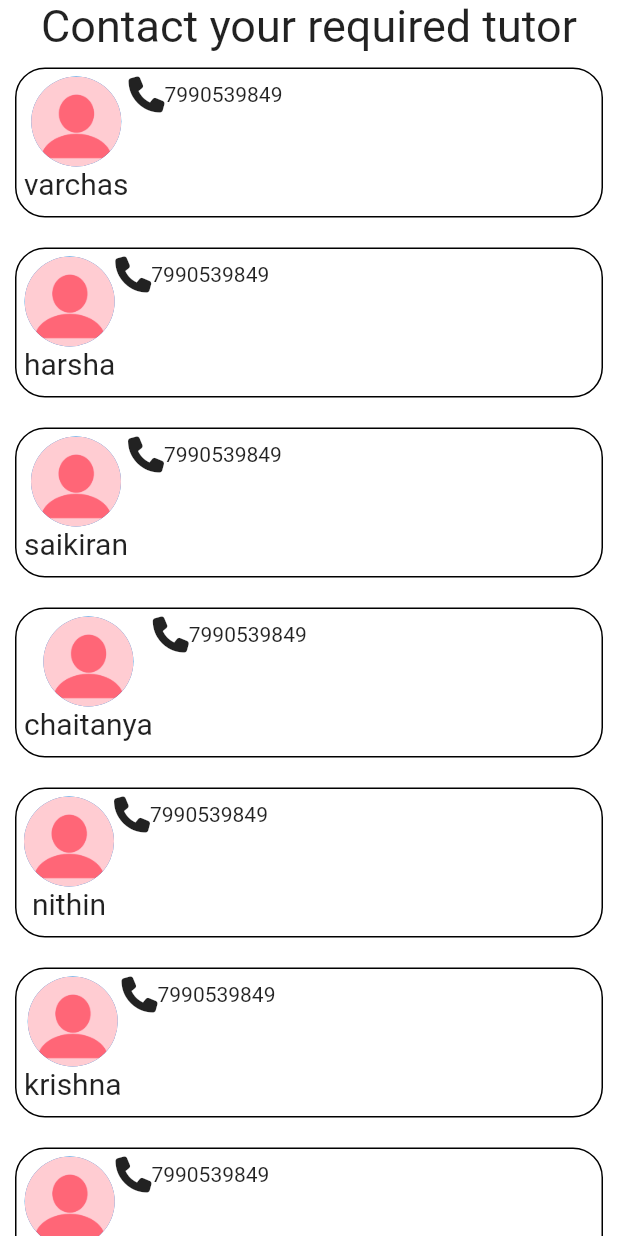
After one commit to harsha2149/tute-app, a Flutter app: the Contacts_details screen opened directly, on a phone screen of 412 x 824 dp. The commit adds this screen. Run offline on Flutter 3.47's test engine with Material 2 defaults, Android fonts, the phone set to English and light mode, and no system bars; our stand-ins replace carousel_slider, font_awesome_flutter, table_calendar.

Commit message:
partially finished

```diff
--- a/lib/bottomNav_pages/chat.dart
+++ b/lib/bottomNav_pages/chat.dart
@@ -1,7 +1,7 @@
 import 'package:flutter/material.dart';
 import 'package:font_awesome_flutter/font_awesome_flutter.dart';
 import 'package:tute_app/bottomNav_pages/subscription.dart';
-
+import 'package:tute_app/contacts/details.dart';
 import '../tuteBody.dart';
 import 'ACC.dart';
 import 'notifcation.dart';
@@ -198,7 +198,11 @@ class chat_subjCont extends StatelessWidget {
   @override
   Widget build(BuildContext context) {
     return TextButton(
-      onPressed: (){},
+      onPressed: (){
+        Navigator.push(context, MaterialPageRoute(builder: (context){
+          return Contacts_details();
+        }));
+      },
       child: Container(
       child: Column(
         children: [
@@ -211,45 +215,3 @@ class chat_subjCont extends StatelessWidget {
     ),);
   }
 }
-
-class contact_info extends StatelessWidget {
-
-
-  @override
-  Widget build(BuildContext context) {
-    return Container(
-      height: 100,
-      margin: EdgeInsets.all(10),
-      padding: EdgeInsets.all(5),
-      width: double.infinity,
-      decoration: BoxDecoration(
-        color: Colors.white60,
-        borderRadius: BorderRadius.all(Radius.circular(20)),
-        border: Border.all(
-          width: 1.0,
-        ),
-      ),
-      child: Row(
-        children: [
-          Column(
-            children: [
-              CircleAvatar(
-                radius: 30,
-                backgroundImage: AssetImage('images/profile_image.png'),
-              ),
-              SizedBox(
-                width: 30,
-              ),
-              Text(
-                'Sheik Saki',
-                style: TextStyle(
-                  fontSize: 20,
-                ),
-              ),
-            ],
-          ),
-        ],
-      ),
-    );
-  }
-}
--- /dev/null
+++ b/lib/contacts/details.dart
@@ -0,0 +1,105 @@
+import 'package:flutter/material.dart';
+import 'package:font_awesome_flutter/font_awesome_flutter.dart';
+
+
+class Contacts_details extends StatefulWidget {
+
+  @override
+  State<Contacts_details> createState() => _Contacts_detailsState();
+}
+
+class _Contacts_detailsState extends State<Contacts_details> {
+  @override
+  Widget build(BuildContext context) {
+    return Scaffold(
+      backgroundColor: Colors.white,
+      body: SingleChildScrollView(
+        child: SafeArea(
+          child: Column(
+            children: [
+
+              Text('Contact your required tutor',style: TextStyle(
+                fontSize: 30,
+
+              ),),
+                contact_info('varchas'),
+              contact_info('harsha'),
+              contact_info('saikiran'),
+              contact_info('chaitanya'),
+              contact_info('nithin'),
+              contact_info('krishna'),
+              contact_info('prasad'),
+              contact_info('gowtham'),
+              contact_info('mahesh'),
+              contact_info('jithendra'),
+              contact_info('sunil'),
+              contact_info('darsh'),
+
+
+            ],
+          ),
+        ),
+      ),
+    );
+  }
+}
+
+
+class contact_info extends StatelessWidget {
+
+  contact_info(this.prof_name);
+  String prof_name;
+
+
+  @override
+  Widget build(BuildContext context) {
+    return Container(
+      height: 100,
+      margin: EdgeInsets.all(10),
+      padding: EdgeInsets.all(5),
+      width: double.infinity,
+      decoration: BoxDecoration(
+        color: Colors.white60,
+        borderRadius: BorderRadius.all(Radius.circular(20)),
+        border: Border.all(
+          width: 1.0,
+        ),
+      ),
+      child: Row(
+        children: [
+          Column(
+            children: [
+              CircleAvatar(
+                radius: 30,
+                backgroundImage: AssetImage('images/profile_image.png'),
+              ),
+              SizedBox(
+                width: 30,
+              ),
+              Text(
+                prof_name,
+                style: TextStyle(
+                  fontSize: 20,
+                ),
+              ),
+            ],
+          ),
+       SizedBox(
+          height: 30,
+       ),
+       Column(
+         children: [
+           Row(
+             children: [
+               Icon(FontAwesomeIcons.phone),
+               Text('7990539849')
+             ],
+           )
+
+         ],
+       )
+        ],
+      ),
+    );
+  }
+}
```
